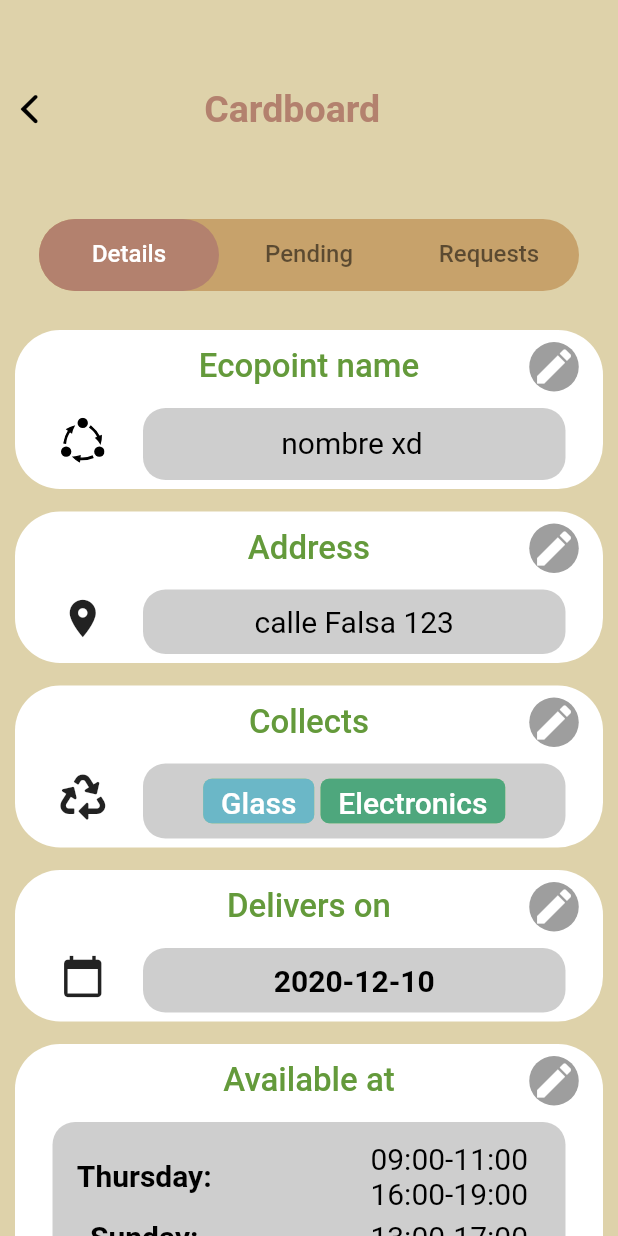
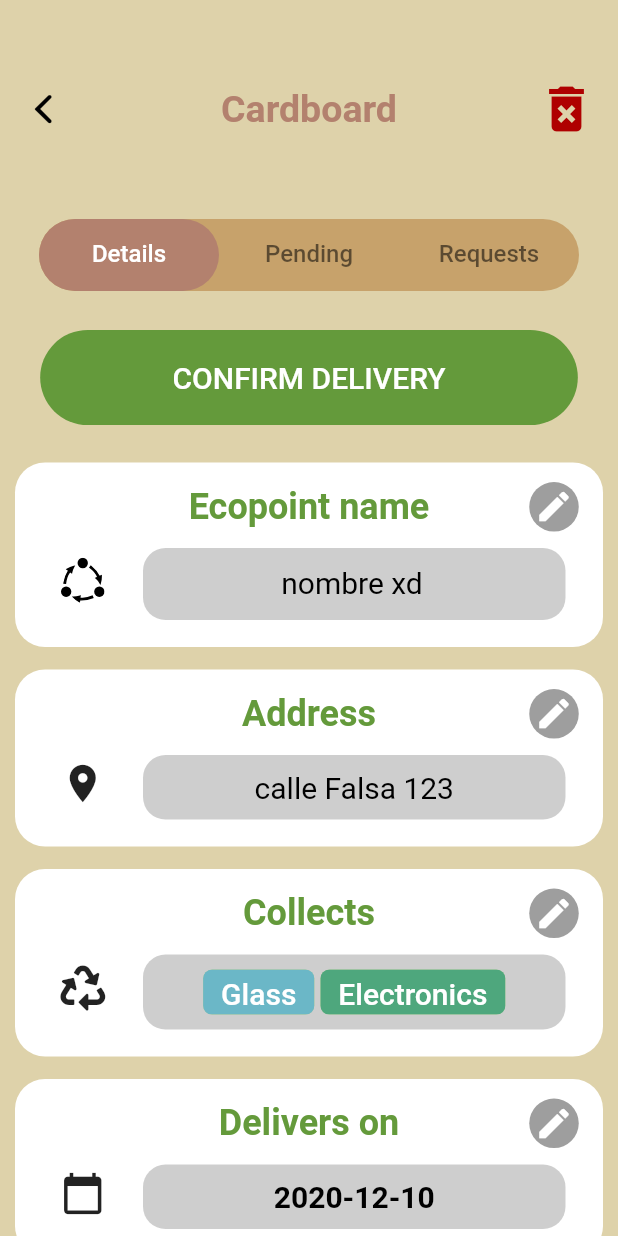
Before and after one commit to fquesada00/Econet, a Flutter app: the MyEcopoint screen opened by its route, on a phone screen of 412 x 824 dp. Run offline on Flutter 3.47's test engine with Material 2 defaults, Android fonts, the phone set to English and light mode, and no system bars; drawn by our look-alikes of auto_size_text; our stand-ins replace firebase_auth, firebase_core, flutter_svg, font_awesome_flutter, geolocator, google_maps_flutter and 3 more; missing offline and left inert: geocoder, linked_scroll_controller; accounts and stored records are empty; Roboto replaces fonts that are missing (SFProDisplay, SFProText); project files that could hold a hidden picture were left out.

Commit message:
Agregadas pantallas faltantes de crear ecopoint, botones de confirm, etc

```diff
--- a/lib/views/my_ecopoint/my_ecopoint.dart
+++ b/lib/views/my_ecopoint/my_ecopoint.dart
@@ -25,6 +25,10 @@ class MyEcopoint extends StatelessWidget {
             withBack: true,
             backgroundColor: Colors.transparent,
             textColor: BROWN_DARK,
+            rightIcon: Icons.delete_forever,
+            onPressedRightIcon: () {
+              //TODO: ABRIR DIALOGO PARA CONFIRMAR DELETE
+            },
           ),
           Expanded(
             child: DefaultTabController(
--- a/lib/views/my_ecopoint/my_ecopoint_details_tab.dart
+++ b/lib/views/my_ecopoint/my_ecopoint_details_tab.dart
@@ -2,6 +2,8 @@ import 'package:econet/model/ecopoint.dart';
 import 'package:econet/model/my_user.dart';
 import 'package:econet/model/residue.dart';
 import 'package:econet/model/timeslot.dart';
+import 'package:econet/presentation/constants.dart';
+import 'package:econet/views/widgets/button1.dart';
 import 'package:econet/views/widgets/ecopoint_info_list.dart';
 import 'package:flutter/cupertino.dart';
 import 'package:flutter/material.dart';
@@ -33,7 +35,20 @@ class MyEcopointDetailsTab extends StatelessWidget {
     //----------------------------------------------------
 
     return SingleChildScrollView(
-      child: EcopointInfoList(ecopoint, true, null),
+      child: Column(
+        children: [
+          Button1(
+            btnData: ButtonData(
+              'CONFIRM DELIVERY',
+              // TODO: ABRIR DIALOGO PARA CONFIRMAR LA OPERACION
+              () {},
+              backgroundColor: GREEN_DARK,
+            ),
+          ),
+          SizedBox(height: 25),
+          EcopointInfoList(ecopoint, true, null),
+        ],
+      ),
     );
   }
 }
--- a/lib/views/widgets/InformationCard.dart
+++ b/lib/views/widgets/InformationCard.dart
@@ -12,15 +12,22 @@ class InformationCard extends StatelessWidget {
   bool editable;
   Function edit;
 
-  InformationCard({this.icon, this.svgUrl, this.name, this.nameColor,
-      this.content, this.editable = false, this.edit});
+  InformationCard(
+      {this.icon,
+      this.svgUrl,
+      this.name,
+      this.nameColor,
+      this.content,
+      this.editable = false,
+      this.edit});
 
   @override
   Widget build(BuildContext context) {
     return Container(
       margin: EdgeInsets.only(left: 10, right: 10, bottom: 15),
+      padding: EdgeInsets.only(top: 5, bottom: 12),
       decoration: BoxDecoration(
-        borderRadius: BorderRadius.all(Radius.circular(30)),
+        borderRadius: BorderRadius.all(Radius.circular(20)),
         color: Colors.white,
       ),
       child: Column(
@@ -37,9 +44,9 @@ class InformationCard extends StatelessWidget {
                     textAlign: TextAlign.center,
                     style: TextStyle(
                       color: nameColor,
-                      fontSize: 22,
+                      fontSize: 24,
                       fontFamily: 'SFProDisplay',
-                      fontWeight: FontWeight.w500,
+                      fontWeight: FontWeight.w700,
                     ),
                   ),
                 ),
@@ -59,7 +66,7 @@ class InformationCard extends StatelessWidget {
                             onTap: edit,
                             child: Icon(
                               Icons.edit,
-                              size: 30,
+                              size: 26,
                               color: Colors.white,
                             ),
                           ),
--- a/lib/views/widgets/ecopoint_info_list.dart
+++ b/lib/views/widgets/ecopoint_info_list.dart
@@ -8,6 +8,7 @@ import 'package:flutter/services.dart';
 import 'package:font_awesome_flutter/font_awesome_flutter.dart';
 
 import 'InformationCard.dart';
+import 'econet_display_chip.dart';
 import 'econet_filter_chip.dart';
 
 class EcopointInfoList extends StatefulWidget {
@@ -119,7 +120,7 @@ class _EcopointInfoListState extends State<EcopointInfoList> {
                     .map(
                       (k) => Padding(
                         padding: const EdgeInsets.symmetric(horizontal: 2),
-                        child: EconetFilterChip(k, CHIP_DATA[k]),
+                        child: EconetDisplayChip(k, CHIP_DATA[k]),
                       ),
                     )
                     .toList(),
--- a/lib/views/widgets/navbar.dart
+++ b/lib/views/widgets/navbar.dart
@@ -1,3 +1,4 @@
+import 'package:econet/presentation/constants.dart';
 import 'package:flutter/cupertino.dart';
 import 'package:flutter/material.dart';
 
@@ -34,8 +35,10 @@ class NavBar extends StatelessWidget implements PreferredSizeWidget {
         crossAxisAlignment: CrossAxisAlignment.center,
         children: <Widget>[
           if (withBack)
-            CupertinoNavigationBarBackButton(
-              color: Colors.black,
+            Expanded(
+              child: CupertinoNavigationBarBackButton(
+                color: Colors.black,
+              ),
             )
           else if (withDrawer)
             Expanded(
@@ -72,7 +75,7 @@ class NavBar extends StatelessWidget implements PreferredSizeWidget {
                 child: Icon(
                   rightIcon,
                   size: 40,
-                  color: Colors.red,
+                  color: ERROR_COLOR,
                 ),
               ),
             )
```
Also changed, not shown: lib/app.dart (+22 -4 lines), lib/views/ecopoint/create_ecopoint_additional.dart (added, +72 -0 lines), lib/views/ecopoint/create_ecopoint_name.dart (added, +74 -0 lines).
